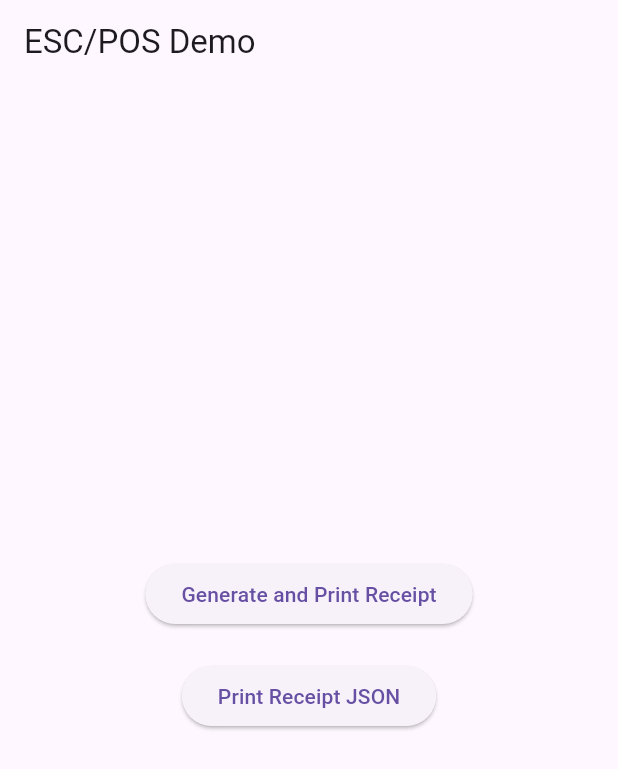
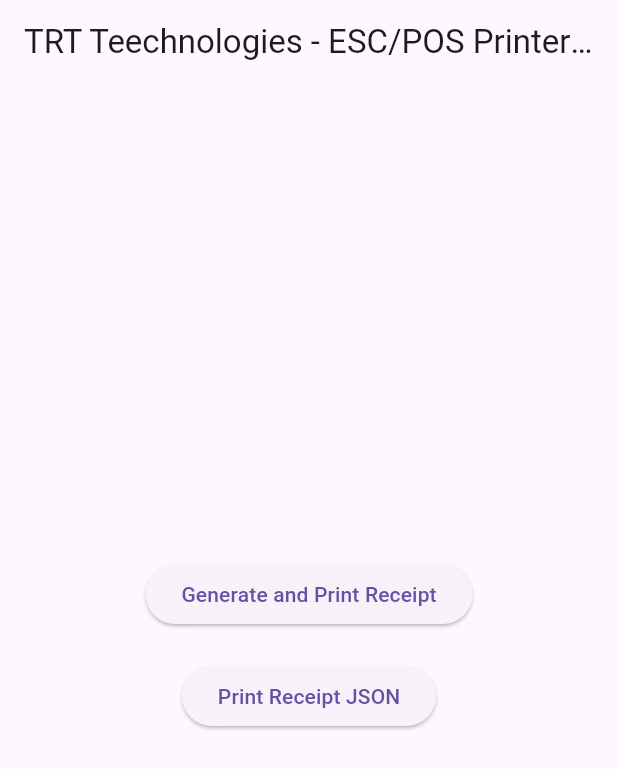
Before and after one commit to usaskMTI/simplified_flutter_pos_print, a Flutter app: the screen it shows after launch, on a phone screen of 412 x 824 dp. Shown: the top 769 px of the screen. Run offline on Flutter 3.47's test engine with Material 3 defaults, Android fonts, the phone set to English and light mode, and no system bars; missing offline and left inert: flutter_esc_pos_utils; network calls fail.

Commit message:
Working simplified esc_pos_printer

```diff
--- a/lib/main.dart
+++ b/lib/main.dart
@@ -46,7 +46,7 @@ class _MyHomePageState extends State<MyHomePage> {
   Widget build(BuildContext context) {
     return Scaffold(
       appBar: AppBar(
-        title: Text('ESC/POS Demo'),
+        title: Text('TRT Teechnologies - ESC/POS Printer Test'),
       ),
       body: Center(
         child: Column(
```
